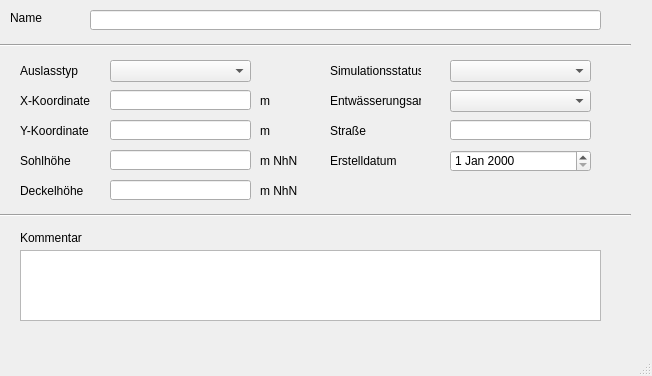
First picture: the form in templates/auslaesse.ui, repository hoettges/QKan, before the edit.
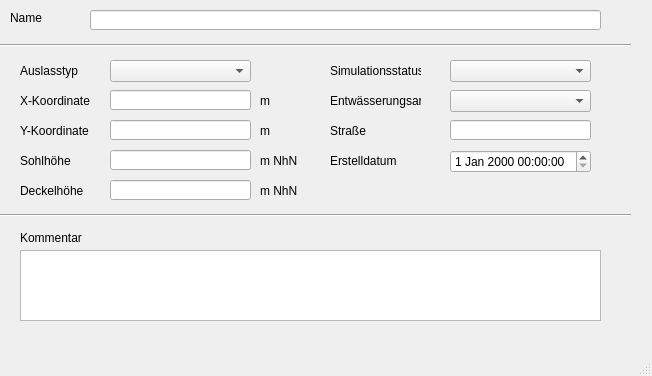
Second picture: the form after the edit. Custom widgets are drawn as their Qt base class.

Patch:
```diff
--- a/templates/auslaesse.ui
+++ b/templates/auslaesse.ui
@@ -331,16 +331,6 @@
      </rect>
     </property>
    </widget>
-   <widget class="QDateEdit" name="createdat">
-    <property name="geometry">
-     <rect>
-      <x>450</x>
-      <y>150</y>
-      <width>141</width>
-      <height>22</height>
-     </rect>
-    </property>
-   </widget>
    <widget class="QLineEdit" name="strasse">
     <property name="geometry">
      <rect>
@@ -351,6 +341,16 @@
      </rect>
     </property>
    </widget>
+   <widget class="QgsDateTimeEdit" name="createdat">
+    <property name="geometry">
+     <rect>
+      <x>450</x>
+      <y>150</y>
+      <width>141</width>
+      <height>23</height>
+     </rect>
+    </property>
+   </widget>
   </widget>
   <widget class="QMenuBar" name="menubar">
    <property name="geometry">
@@ -364,6 +364,13 @@
   </widget>
   <widget class="QStatusBar" name="statusbar"/>
  </widget>
+ <customwidgets>
+  <customwidget>
+   <class>QgsDateTimeEdit</class>
+   <extends>QDateTimeEdit</extends>
+   <header>qgsdatetimeedit.h</header>
+  </customwidget>
+ </customwidgets>
  <resources/>
  <connections/>
 </ui>
```
